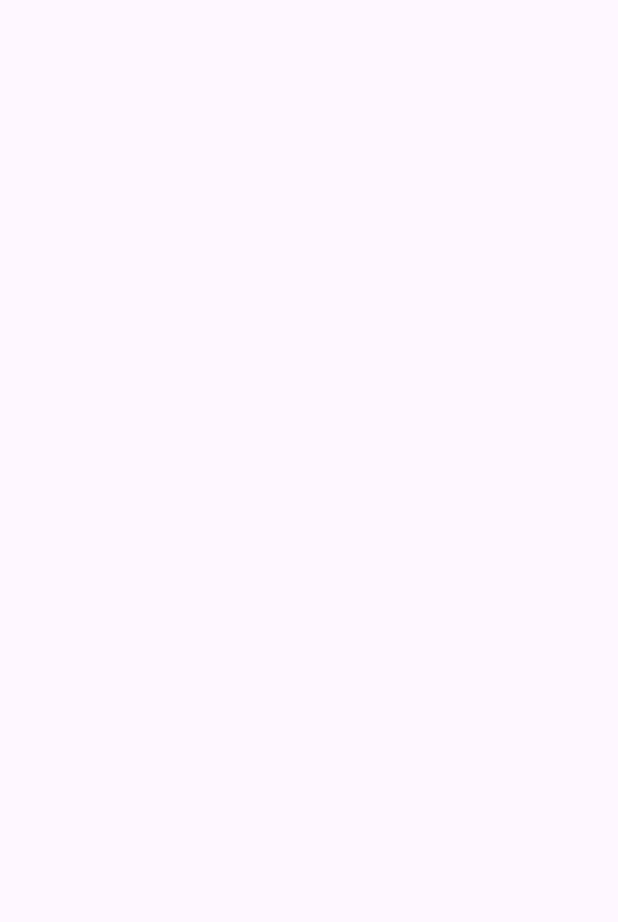
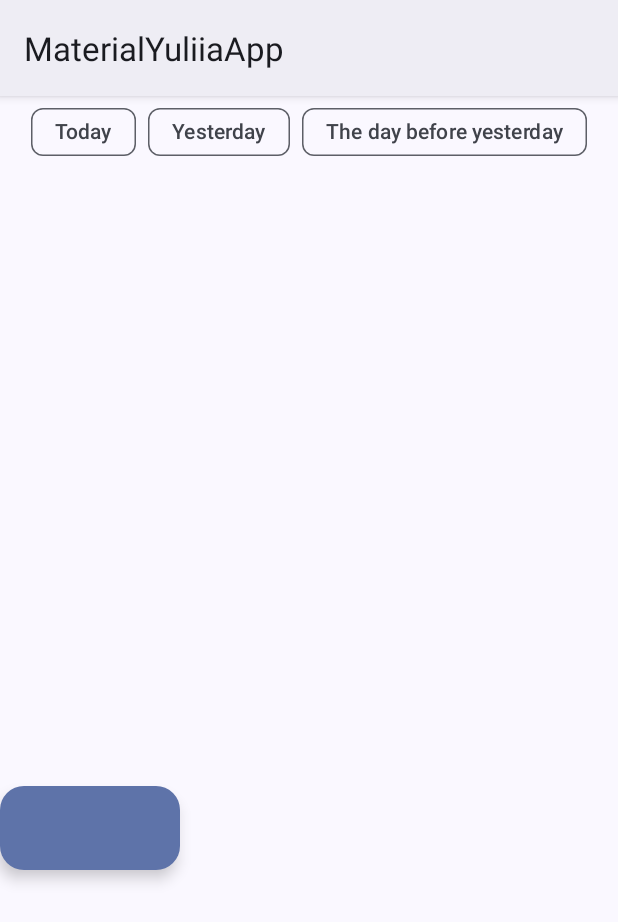
Before and after one commit to metulia/MaterialYuliiaApp, an Android app: the screen it shows after launch (MainActivity), on a phone screen of 412 x 824 dp. Before the commit the part shown is empty. Shown: the top 922 px of the screen. Run offline under Robolectric (Android 15) with nearby library versions, the phone set to English and light mode, and no system bars; our stand-ins replace navigation-ui; pictures from the network do not load.

Commit message:
added ChipGroup

```diff
--- a/app/src/main/java/com/example/materialyuliiaapp/data/PictureOfTheDayAPI.kt
+++ b/app/src/main/java/com/example/materialyuliiaapp/data/PictureOfTheDayAPI.kt
@@ -8,4 +8,10 @@ interface PictureOfTheDayAPI {
 
     @GET("planetary/apod")
     fun getPictureOfTheDay(@Query("api_key") apiKey: String): Call<PictureOfTheDayResponseData>
+
+    @GET("planetary/apod")
+    fun getPictureOfTheDayByDate(
+        @Query("api_key") apiKey: String,
+        @Query("date") date: String
+    ): Call<PictureOfTheDayResponseData>
 }
--- a/app/src/main/java/com/example/materialyuliiaapp/ui/PictureOfTheDayFragment.kt
+++ b/app/src/main/java/com/example/materialyuliiaapp/ui/PictureOfTheDayFragment.kt
@@ -37,6 +37,18 @@ class PictureOfTheDayFragment : Fragment() {
             renderData(appState)
         }
         viewModel.sendRequest()
+
+        binding.chipToday.setOnCloseIconClickListener {
+
+        }
+
+        binding.chipYesterday.setOnClickListener {
+
+        }
+
+        binding.chipTheDayBeforeYesterday.setOnClickListener {
+
+        }
     }
 
     private fun renderData(appState: AppState) {
--- a/app/src/main/res/layout/fragment_picture_of_the_day.xml
+++ b/app/src/main/res/layout/fragment_picture_of_the_day.xml
@@ -1,14 +1,57 @@
 <?xml version="1.0" encoding="utf-8"?>
-<FrameLayout xmlns:android="http://schemas.android.com/apk/res/android"
+<androidx.constraintlayout.widget.ConstraintLayout xmlns:android="http://schemas.android.com/apk/res/android"
     xmlns:app="http://schemas.android.com/apk/res-auto"
     xmlns:tools="http://schemas.android.com/tools"
     android:layout_width="match_parent"
     android:layout_height="match_parent"
     tools:context=".ui.PictureOfTheDayFragment">
 
+    <com.google.android.material.chip.ChipGroup
+        android:id="@+id/chip_group"
+        android:layout_width="wrap_content"
+        android:layout_height="wrap_content"
+        app:layout_constraintEnd_toEndOf="parent"
+        app:layout_constraintStart_toStartOf="parent"
+        app:singleSelection="true">
+
+        <com.google.android.material.chip.Chip
+            android:id="@+id/chip_today"
+            style="@style/Widget.Material3.Chip.Suggestion"
+            android:layout_width="wrap_content"
+            android:layout_height="wrap_content"
+            android:text="@string/chip_today_text">
+        </com.google.android.material.chip.Chip>
+
+        <com.google.android.material.chip.Chip
+            android:id="@+id/chip_yesterday"
+            style="@style/Widget.Material3.Chip.Suggestion"
+            android:layout_width="wrap_content"
+            android:layout_height="wrap_content"
+            android:text="@string/chip_yesterday_text">
+        </com.google.android.material.chip.Chip>
+
+        <com.google.android.material.chip.Chip
+            android:id="@+id/chip_the_day_before_yesterday"
+            style="@style/Widget.Material3.Chip.Suggestion"
+            android:layout_width="wrap_content"
+            android:layout_height="wrap_content"
+            android:text="@string/chip_the_day_before_yesterday_text">
+        </com.google.android.material.chip.Chip>
+
+    </com.google.android.material.chip.ChipGroup>
+
     <com.example.materialyuliiaapp.ui.MyImageView
         android:id="@+id/image_view"
         android:layout_width="match_parent"
         android:layout_height="wrap_content"
-        android:layout_gravity="center" />
-</FrameLayout>
+        android:contentDescription="@string/photo_of_the_day"
+        app:layout_constraintTop_toBottomOf="@+id/chip_group" />
+
+    <com.google.android.material.floatingactionbutton.ExtendedFloatingActionButton
+        android:id="@+id/ex_fab"
+        android:layout_width="wrap_content"
+        android:layout_height="wrap_content"
+        app:layout_constraintTop_toBottomOf="@+id/image_view"
+        app:layout_constraintStart_toStartOf="parent"/>
+
+</androidx.constraintlayout.widget.ConstraintLayout>
--- a/app/src/main/res/values-v29/themes.xml
+++ /dev/null
@@ -1,9 +0,0 @@
-<resources xmlns:tools="http://schemas.android.com/tools">
-
-    <style name="Theme.MaterialYuliiaApp" parent="Base.Theme.MaterialYuliiaApp">
-        <!-- Transparent system bars for edge-to-edge. -->
-        <item name="android:navigationBarColor">@android:color/transparent</item>
-        <item name="android:statusBarColor">@android:color/transparent</item>
-        <item name="android:windowLightStatusBar">?attr/isLightTheme</item>
-    </style>
-</resources>
--- a/app/src/main/res/values/strings.xml
+++ b/app/src/main/res/values/strings.xml
@@ -7,5 +7,15 @@
     <string name="next">Next</string>
     <string name="previous">Previous</string>
 
-    <string name="photo_of_the_day" tools:ignore="ExtraTranslation">Photo of the day</string>
+    <string name="photo_of_the_day">Photo of the day</string>
+    <string name="chip_today_text">Today</string>
+    <string name="chip_yesterday_text">Yesterday</string>
+    <string name="chip_the_day_before_yesterday_text">The day before yesterday</string>
+
+    <string name="search_wiki">Найти в Википедии</string>
+    <string name="wiki_helper_text">Поищите термин в Википедии</string>
+    <string name="favourite">favourite</string>
+    <string name="settings">settings</string>
+    <string name="search">Search</string>
+
 </resources>
--- a/app/src/main/res/values/themes.xml
+++ b/app/src/main/res/values/themes.xml
@@ -1,8 +1,12 @@
 <resources xmlns:tools="http://schemas.android.com/tools">
     <!-- Base application theme. -->
-    <style name="Base.Theme.MaterialYuliiaApp" parent="Theme.Material3.DayNight.NoActionBar">
+    <style name="Base.Theme.MaterialYuliiaApp" parent="Theme.Material3.DynamicColors.DayNight">
         <!-- Customize your light theme here. -->
         <!-- <item name="colorPrimary">@color/my_light_primary</item> -->
+
+        <item name="android:navigationBarColor">@android:color/transparent</item>
+        <item name="android:statusBarColor">@android:color/transparent</item>
+        <item name="android:windowLightStatusBar">?attr/isLightTheme</item>
     </style>
 
     <style name="Theme.MaterialYuliiaApp" parent="Base.Theme.MaterialYuliiaApp" />
```
